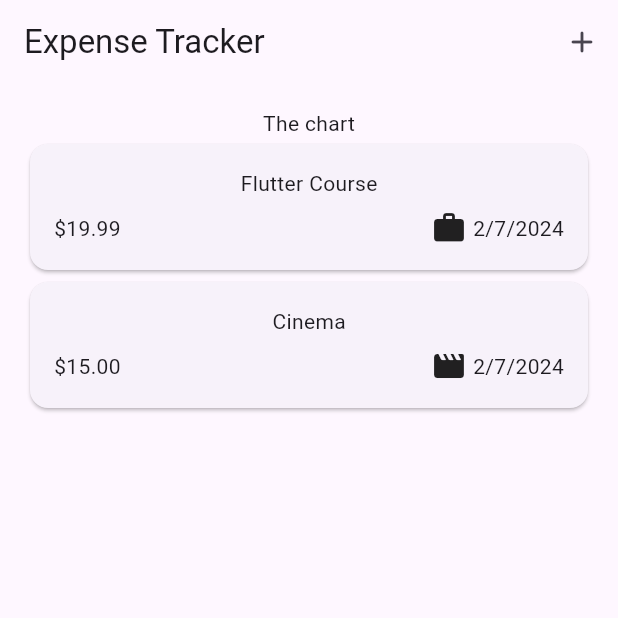
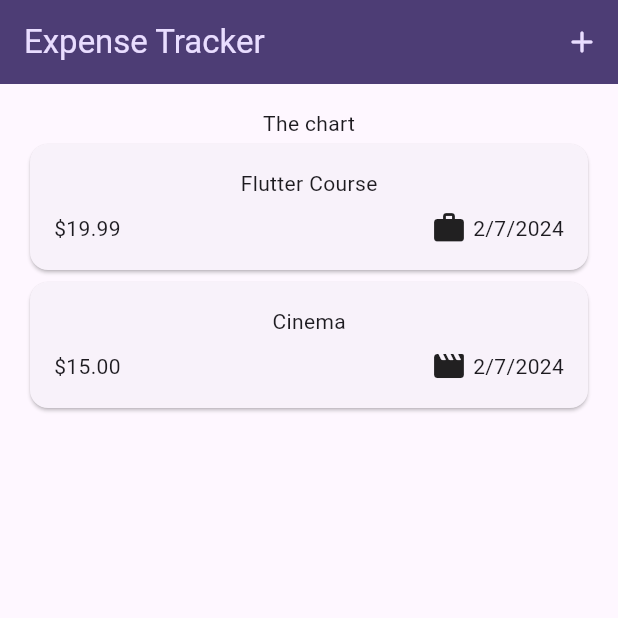
Before and after one commit to FadyFawzyOfficial/expenses_tracker, a Flutter app: the screen it shows after launch, on a phone screen of 412 x 824 dp, the top half of it. Run offline on Flutter 3.47's test engine with Material 3 defaults, Android fonts, the phone set to English and light mode, and no system bars.

Commit message:
25. Get started with theming & Set color scheme

```diff
--- a/lib/main.dart
+++ b/lib/main.dart
@@ -4,13 +4,24 @@ import 'widgets/expenses.dart';
 
 void main() => runApp(const ExpensesTracker());
 
+var kColorScheme =
+    ColorScheme.fromSeed(seedColor: const Color.fromARGB(255, 96, 59, 181));
+
 class ExpensesTracker extends StatelessWidget {
   const ExpensesTracker({super.key});
 
   @override
   Widget build(context) {
-    return const MaterialApp(
-      home: Expenses(),
+    return MaterialApp(
+      theme: ThemeData().copyWith(
+        useMaterial3: true,
+        colorScheme: kColorScheme,
+        appBarTheme: const AppBarTheme().copyWith(
+          backgroundColor: kColorScheme.onPrimaryContainer,
+          foregroundColor: kColorScheme.primaryContainer,
+        ),
+      ),
+      home: const Expenses(),
     );
   }
 }
```
